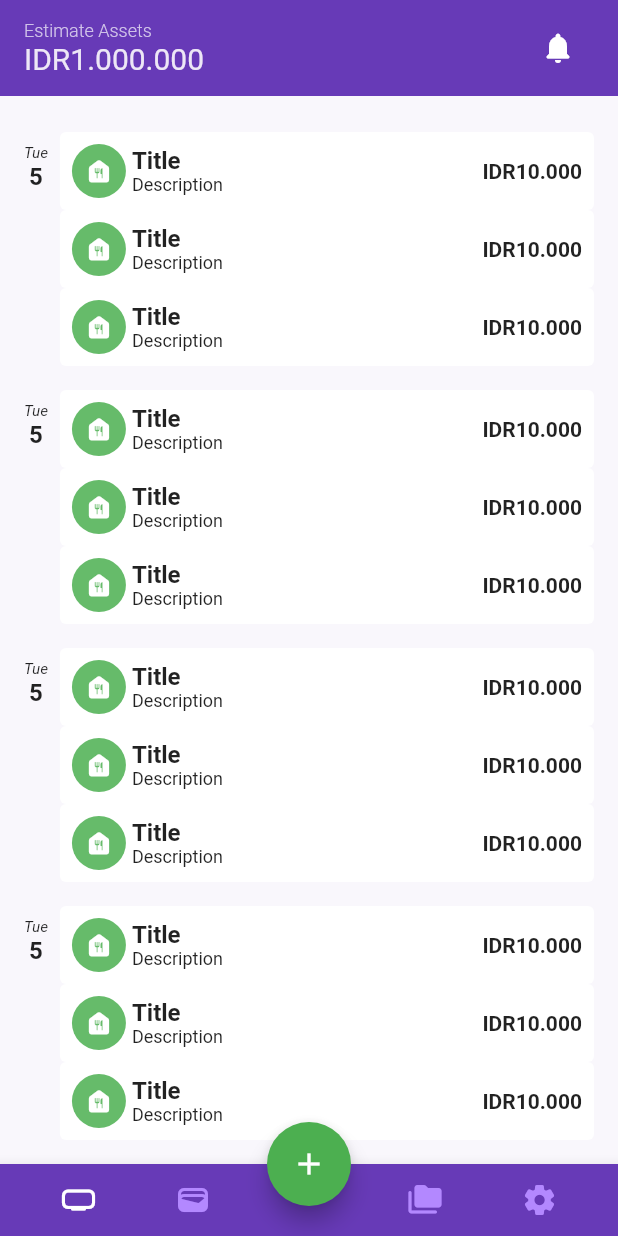
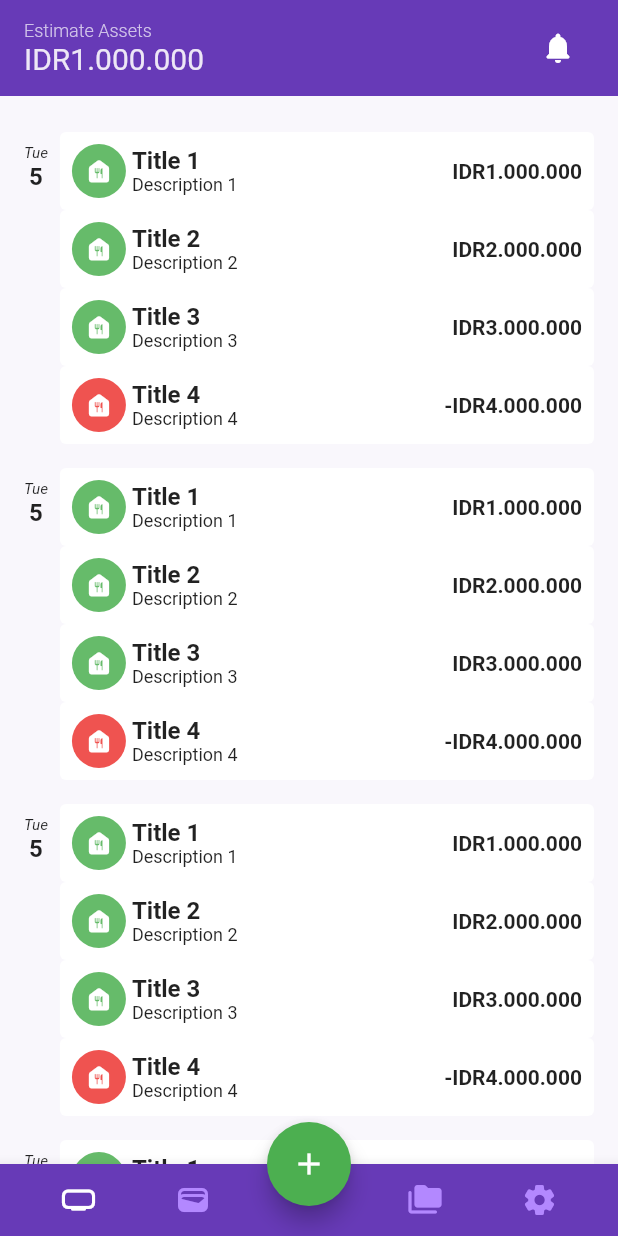
Before and after one commit to foneazmi/Monking, a Flutter app: the screen it shows after launch, swiped to page 3, on a phone screen of 412 x 824 dp. Run offline on Flutter 3.47's test engine with Material 2 defaults, Android fonts, the phone set to English and light mode, and no system bars; our stand-ins replace google_fonts; missing offline and left inert: window_size.

Commit message:
update::set collor to red if it expense, and map from data

```diff
--- a/lib/main.dart
+++ b/lib/main.dart
@@ -25,12 +25,11 @@
         primarySwatch: Colors.deepPurple,
       ),
       title: 'Flutter Demo',
-      initialRoute: '/splash',
+      initialRoute: '/',
       routes: {
-        '/splash': (context) => const SplashScreen(),
+        '/': (context) => const SplashScreen(),
         '/dashboard': (context) => const DashboardScreen(),
       },
-      home: const DashboardScreen(),
     );
   }
 }
--- a/lib/ui/screens/splash/splash.dart
+++ b/lib/ui/screens/splash/splash.dart
@@ -5,7 +5,7 @@ class SplashScreen extends StatelessWidget {
 
   @override
   Widget build(BuildContext context) {
-    Future.delayed(const Duration(milliseconds: 700), () {
+    Future.delayed(const Duration(milliseconds: 1000), () {
       Navigator.pushReplacementNamed(context, '/dashboard');
     });
 
--- a/lib/ui/widgets/home/list_transaction/page_list_transactions.dart
+++ b/lib/ui/widgets/home/list_transaction/page_list_transactions.dart
@@ -9,8 +9,8 @@ class HomeListTransactionPage extends StatelessWidget {
   Widget build(BuildContext context) {
     final PageController controller = PageController();
     List<Widget> list = [
-      const ListTransactionPage(count: 2),
-      const ListTransactionPage(count: 4),
+      const ListTransactionPage(count: 1),
+      const ListTransactionPage(count: 3),
       const ListTransactionPage(count: 5),
     ];
 
@@ -53,9 +53,38 @@ class ListTransactionPageItem extends StatelessWidget {
 
   @override
   Widget build(BuildContext context) {
-    int numberOfWidgets = 3;
-    List<Widget> listings =
-        List<Widget>.filled(numberOfWidgets, const ListTransactionItem());
+    var listData = [
+      {
+        "title": "Title 1",
+        "description": "Description 1",
+        "amount": "1000000",
+      },
+      {
+        "title": "Title 2",
+        "description": "Description 2",
+        "amount": "2000000",
+      },
+      {
+        "title": "Title 3",
+        "description": "Description 3",
+        "amount": "3000000",
+      },
+      {
+        "title": "Title 4",
+        "description": "Description 4",
+        "amount": "-4000000",
+      },
+    ];
+    //  var rawData = {"name": "Tom", 'Email': 'tom@xyz.com'};
+    //  rawData.forEach((k,v) => print('${k}: ${v}'));
+    List<Widget> listings = listData
+        .map((data) => ListTransactionItem(
+            title: data["title"] ?? "",
+            description: data["description"] ?? "",
+            amount: data["amount"] ?? "0"))
+        .toList();
+    // List<Widget> listings =
+    //     List<Widget>.filled(numberOfWidgets, const ListTransactionItem());
 
     return Container(
       padding: const EdgeInsets.symmetric(vertical: 8),
@@ -109,10 +138,20 @@ class ListTransactionItemDate extends StatelessWidget {
 class ListTransactionItem extends StatelessWidget {
   const ListTransactionItem({
     Key? key,
+    required this.title,
+    required this.description,
+    required this.amount,
   }) : super(key: key);
+
+  final String title;
+  final String description;
+  final String amount;
 
   @override
   Widget build(BuildContext context) {
+    var amountColor =
+        amount.startsWith("-") ? Colors.red[400] : Colors.green[400];
+
     return Container(
       padding: const EdgeInsets.all(8.0),
       decoration: const BoxDecoration(
@@ -127,7 +166,7 @@ class ListTransactionItem extends StatelessWidget {
             padding: const EdgeInsets.all(8),
             margin: const EdgeInsets.only(right: 4),
             decoration: BoxDecoration(
-              color: Colors.green[400],
+              color: amountColor,
               shape: BoxShape.circle,
             ),
             child: SizedBox.fromSize(
@@ -143,17 +182,17 @@ class ListTransactionItem extends StatelessWidget {
           Expanded(
             child: Column(
               crossAxisAlignment: CrossAxisAlignment.start,
-              children: const [
+              children: [
                 Text(
-                  "Title",
-                  style: TextStyle(
+                  title,
+                  style: const TextStyle(
                     fontSize: 16,
                     fontWeight: FontWeight.w700,
                   ),
                 ),
                 Text(
-                  "Description",
-                  style: TextStyle(
+                  description,
+                  style: const TextStyle(
                     fontSize: 12,
                     fontWeight: FontWeight.w400,
                   ),
@@ -162,7 +201,7 @@ class ListTransactionItem extends StatelessWidget {
             ),
           ),
           Text(
-            currency(10000),
+            currency(int.parse(amount)),
             style: const TextStyle(
               fontSize: 14,
               fontWeight: FontWeight.bold,
--- a/lib/ui/widgets/widgets.dart
+++ b/lib/ui/widgets/widgets.dart
@@ -1,7 +1,6 @@
 library widgets;
 
 import 'package:flutter/material.dart';
-import 'package:google_fonts/google_fonts.dart';
 import 'package:monking/helpers/helpers.dart';
 
 part 'header/home.dart';
```
Also changed, not shown: 2 other files.
